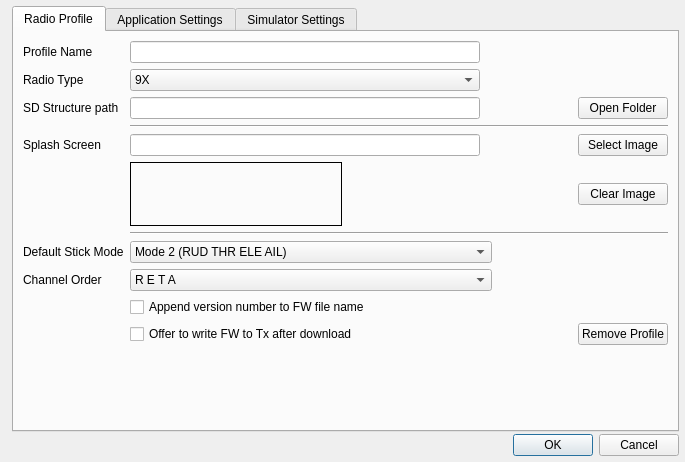
First picture: the form in companion/src/apppreferencesdialog.ui, repository opentx/opentx, before the edit.
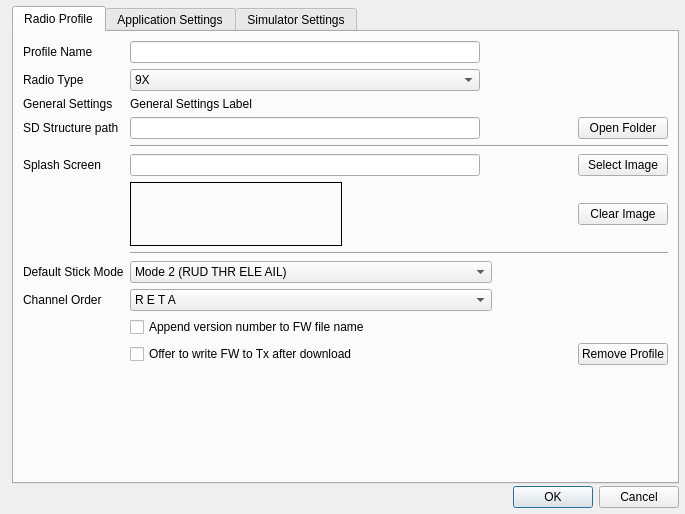
Second picture: the form after the edit.

Patch:
```diff
--- a/companion/src/apppreferencesdialog.ui
+++ b/companion/src/apppreferencesdialog.ui
@@ -7,7 +7,7 @@
     <x>0</x>
     <y>0</y>
     <width>685</width>
-    <height>462</height>
+    <height>514</height>
    </rect>
   </property>
   <property name="sizePolicy">
@@ -61,7 +61,14 @@
        <string>Radio Profile</string>
       </attribute>
       <layout class="QGridLayout" name="gridLayout_2">
-       <item row="10" column="1" colspan="3">
+       <item row="10" column="1" colspan="5">
+        <widget class="Line" name="line_6">
+         <property name="orientation">
+          <enum>Qt::Horizontal</enum>
+         </property>
+        </widget>
+       </item>
+       <item row="11" column="1" colspan="3">
         <widget class="QComboBox" name="stickmodeCB">
          <property name="maximumSize">
           <size>
@@ -115,7 +122,7 @@
          </item>
         </widget>
        </item>
-       <item row="12" column="1" colspan="3">
+       <item row="13" column="1" colspan="3">
         <widget class="QComboBox" name="channelorderCB">
          <property name="sizePolicy">
           <sizepolicy hsizetype="MinimumExpanding" vsizetype="Fixed">
@@ -265,7 +272,7 @@
          </item>
         </widget>
        </item>
-       <item row="10" column="0">
+       <item row="11" column="0">
         <widget class="QLabel" name="label_14">
          <property name="sizePolicy">
           <sizepolicy hsizetype="Preferred" vsizetype="Minimum">
@@ -285,7 +292,7 @@
          </property>
         </widget>
        </item>
-       <item row="15" column="1">
+       <item row="16" column="1">
         <spacer name="verticalSpacer_3">
          <property name="orientation">
           <enum>Qt::Vertical</enum>
@@ -298,7 +305,7 @@
          </property>
         </spacer>
        </item>
-       <item row="4" column="0">
+       <item row="5" column="0">
         <widget class="QLabel" name="label_8">
          <property name="sizePolicy">
           <sizepolicy hsizetype="Preferred" vsizetype="Minimum">
@@ -311,7 +318,7 @@
          </property>
         </widget>
        </item>
-       <item row="12" column="0">
+       <item row="13" column="0">
         <widget class="QLabel" name="label_13">
          <property name="sizePolicy">
           <sizepolicy hsizetype="MinimumExpanding" vsizetype="Preferred">
@@ -327,14 +334,14 @@
          </property>
         </widget>
        </item>
-       <item row="13" column="1" colspan="3">
+       <item row="14" column="1" colspan="3">
         <widget class="QCheckBox" name="renameFirmware">
          <property name="text">
           <string>Append version number to FW file name</string>
          </property>
         </widget>
        </item>
-       <item row="2" column="0">
+       <item row="3" column="0">
         <widget class="QLabel" name="sdPathLabel">
          <property name="sizePolicy">
           <sizepolicy hsizetype="Preferred" vsizetype="Minimum">
@@ -350,7 +357,7 @@
          </property>
         </widget>
        </item>
-       <item row="2" column="1" colspan="2">
+       <item row="3" column="1" colspan="2">
         <widget class="QLineEdit" name="sdPath">
          <property name="enabled">
           <bool>true</bool>
@@ -372,7 +379,7 @@
          </property>
         </widget>
        </item>
-       <item row="2" column="4">
+       <item row="3" column="4">
         <spacer name="horizontalSpacer">
          <property name="orientation">
           <enum>Qt::Horizontal</enum>
@@ -385,35 +392,28 @@
          </property>
         </spacer>
        </item>
-       <item row="14" column="1" colspan="3">
+       <item row="15" column="1" colspan="3">
         <widget class="QCheckBox" name="burnFirmware">
          <property name="text">
           <string>Offer to write FW to Tx after download</string>
          </property>
         </widget>
        </item>
-       <item row="14" column="5">
+       <item row="15" column="5">
         <widget class="QPushButton" name="removeProfileButton">
          <property name="text">
           <string>Remove Profile</string>
          </property>
         </widget>
        </item>
-       <item row="2" column="5">
+       <item row="3" column="5">
         <widget class="QPushButton" name="sdPathButton">
          <property name="text">
           <string>Open Folder</string>
          </property>
         </widget>
        </item>
-       <item row="9" column="1" colspan="5">
-        <widget class="Line" name="line_6">
-         <property name="orientation">
-          <enum>Qt::Horizontal</enum>
-         </property>
-        </widget>
-       </item>
-       <item row="4" column="1" colspan="2">
+       <item row="5" column="1" colspan="2">
         <widget class="QLineEdit" name="SplashFileName">
          <property name="enabled">
           <bool>true</bool>
@@ -435,7 +435,7 @@
          </property>
         </widget>
        </item>
-       <item row="4" column="5">
+       <item row="5" column="5">
         <widget class="QPushButton" name="SplashSelect">
          <property name="text">
           <string>Select Image</string>
@@ -449,14 +449,14 @@
          </property>
         </widget>
        </item>
-       <item row="7" column="5">
+       <item row="8" column="5">
         <widget class="QPushButton" name="clearImageButton">
          <property name="text">
           <string>Clear Image</string>
          </property>
         </widget>
        </item>
-       <item row="3" column="1" colspan="5">
+       <item row="4" column="1" colspan="5">
         <widget class="Line" name="line_3">
          <property name="orientation">
           <enum>Qt::Horizontal</enum>
@@ -479,7 +479,7 @@
          </property>
         </widget>
        </item>
-       <item row="7" column="1">
+       <item row="8" column="1">
         <widget class="QLabel" name="imageLabel">
          <property name="sizePolicy">
           <sizepolicy hsizetype="Minimum" vsizetype="Minimum">
@@ -555,6 +555,23 @@
          </item>
         </widget>
        </item>
+       <item row="2" column="0">
+        <widget class="QLabel" name="label_4">
+         <property name="text">
+          <string>General Settings</string>
+         </property>
+        </widget>
+       </item>
+       <item row="2" column="1">
+        <widget class="QLabel" name="lblGeneralSettings">
+         <property name="enabled">
+          <bool>true</bool>
+         </property>
+         <property name="text">
+          <string>General Settings Label</string>
+         </property>
+        </widget>
+       </item>
       </layout>
      </widget>
      <widget class="QWidget" name="applicationTab">
```
Left out of the diff: 15 changed lines with no effect on the pictures.
